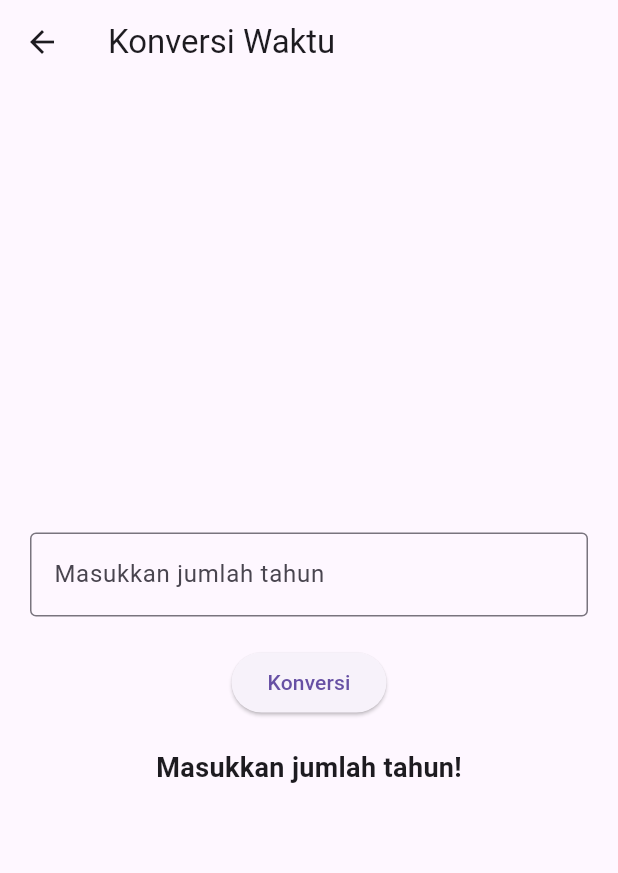
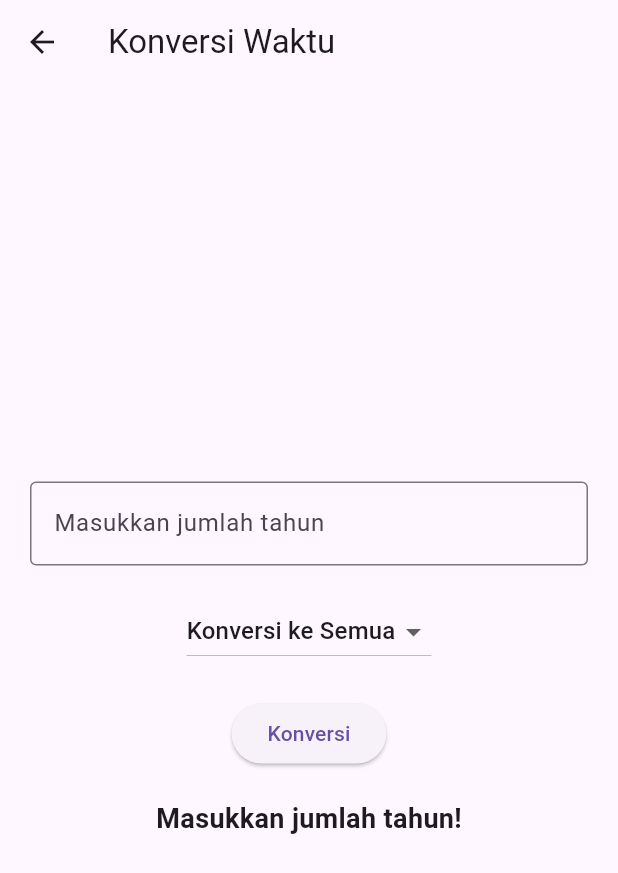
Before and after one commit to Maydamai03/Tugas3_TPM_017_101, a Flutter app: the KonversiWaktuPage screen opened directly, after a tap on "Konversi", on a phone screen of 412 x 824 dp. Shown: the top 873 px of the screen. Run offline on Flutter 3.47's test engine with Material 3 defaults, Android fonts, the phone set to English and light mode, and no system bars; our stand-ins replace geolocator, google_fonts, shared_preferences; accounts and stored records are empty.

Commit message:
mengubah konversi tahun dan memperbaiki situs rekomendasi

```diff
--- a/lib/konversi_waktu.dart
+++ b/lib/konversi_waktu.dart
@@ -9,11 +9,11 @@ class KonversiWaktuPage extends StatefulWidget {
 class _KonversiWaktuPageState extends State<KonversiWaktuPage> {
   TextEditingController _controller = TextEditingController();
   String _result = '';
+  String selectedTarget = 'Semua';
 
-  // Fungsi untuk konversi tahun ke jam, menit, detik
   void _convertTime() {
     setState(() {
-      _result = ''; // Reset result jika ada input baru
+      _result = '';
 
       String inputText = _controller.text;
       if (inputText.isEmpty) {
@@ -22,13 +22,32 @@ class _KonversiWaktuPageState extends State<KonversiWaktuPage> {
       }
 
       double years = double.tryParse(inputText) ?? 0;
+      double months = years * 12;
+      double days = years * 365;
+      double hours = days * 24;
+      double minutes = hours * 60;
+      double seconds = minutes * 60;
 
-      // Mengonversi tahun ke jam, menit, detik
-      double hours = years * 365 * 24; // 1 tahun = 365 hari * 24 jam
-      double minutes = hours * 60; // 1 jam = 60 menit
-      double seconds = minutes * 60; // 1 menit = 60 detik
-
-      _result = '$years tahun = $hours jam, $minutes menit, $seconds detik';
+      switch (selectedTarget) {
+        case 'Bulan':
+          _result = '$years tahun = $months bulan';
+          break;
+        case 'Hari':
+          _result = '$years tahun = $days hari';
+          break;
+        case 'Jam':
+          _result = '$years tahun = $hours jam';
+          break;
+        case 'Menit':
+          _result = '$years tahun = $minutes menit';
+          break;
+        case 'Detik':
+          _result = '$years tahun = $seconds detik';
+          break;
+        default:
+          _result =
+              '$years tahun = $months bulan, $days hari, $hours jam, $minutes menit, $seconds detik';
+      }
     });
   }
 
@@ -43,7 +62,6 @@ class _KonversiWaktuPageState extends State<KonversiWaktuPage> {
         child: Column(
           mainAxisAlignment: MainAxisAlignment.center,
           children: <Widget>[
-            // Input field untuk tahun
             TextField(
               controller: _controller,
               keyboardType: TextInputType.number,
@@ -53,13 +71,33 @@ class _KonversiWaktuPageState extends State<KonversiWaktuPage> {
               ),
             ),
             SizedBox(height: 20),
-            // Tombol konversi
+            DropdownButton<String>(
+              value: selectedTarget,
+              items: <String>[
+                'Semua',
+                'Bulan',
+                'Hari',
+                'Jam',
+                'Menit',
+                'Detik'
+              ].map((String value) {
+                return DropdownMenuItem<String>(
+                  value: value,
+                  child: Text('Konversi ke $value'),
+                );
+              }).toList(),
+              onChanged: (value) {
+                setState(() {
+                  selectedTarget = value!;
+                });
+              },
+            ),
+            SizedBox(height: 20),
             ElevatedButton(
               onPressed: _convertTime,
               child: Text('Konversi'),
             ),
             SizedBox(height: 20),
-            // Menampilkan hasil konversi
             Text(
               _result,
               style: TextStyle(fontSize: 18, fontWeight: FontWeight.bold),
--- a/pubspec.yaml
+++ b/pubspec.yaml
@@ -66,9 +66,8 @@ flutter:
   uses-material-design: true
 
   # To add assets to your application, add an assets section, like this:
-  # assets:
-  #   - images/a_dot_burr.jpeg
-  #   - images/a_dot_ham.jpeg
+  assets:
+  - img/images.jpg
 
   # An image asset can refer to one or more resolution-specific "variants", see
   # https://flutter.dev/to/resolution-aware-images
```
Also changed, not shown: lib/sites_data.dart (added, +17 -0 lines), lib/situs_rekomendasi.dart (+40 -28 lines), img/images.jpg (added), 2 other files.
